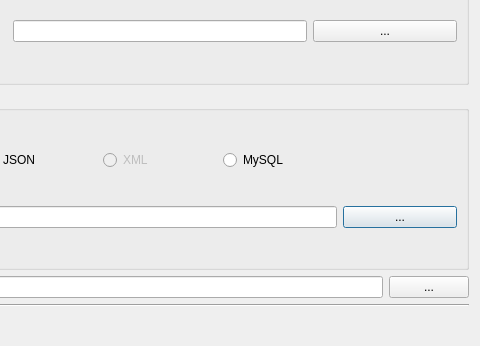
The window that source/annotator/source/newprojectdialog.ui (annotatorproject/annotator) describes before a commit, drawn with Qt 5; both pictures show x 160 to 640 and y 134 to 480 of the 640 by 480 pixel window.
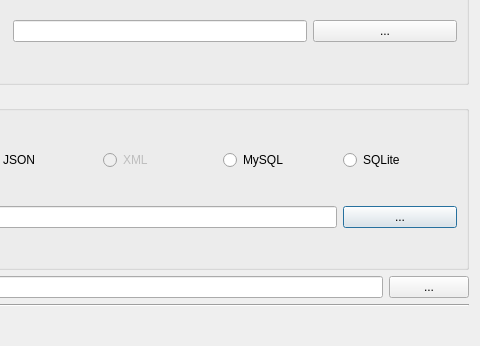
The same window after the commit.

Commit message: added sqlite storage option to newprojectdialog

The edit to the form file:
```diff
--- a/source/annotator/source/newprojectdialog.ui
+++ b/source/annotator/source/newprojectdialog.ui
@@ -67,6 +67,13 @@
         </property>
        </widget>
       </item>
+      <item row="0" column="4">
+       <widget class="QRadioButton" name="sqliteRadioButton">
+        <property name="text">
+         <string>SQLite</string>
+        </property>
+       </widget>
+      </item>
      </layout>
     </widget>
    </item>
```
The commit also changes 2 other files.
